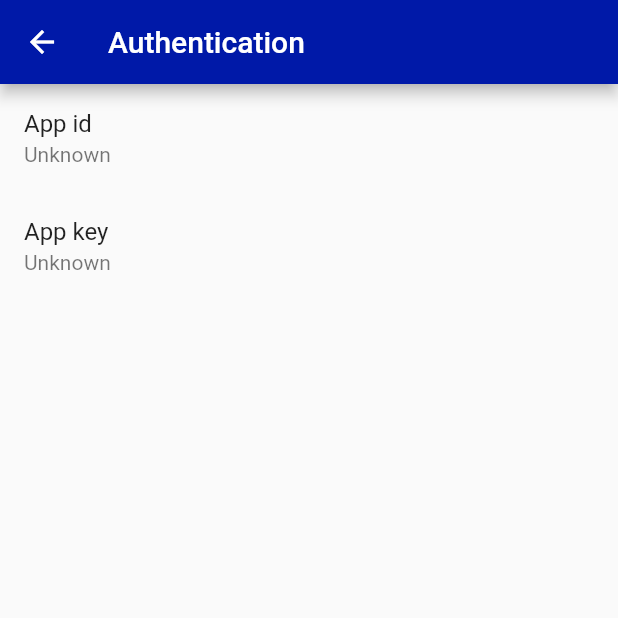
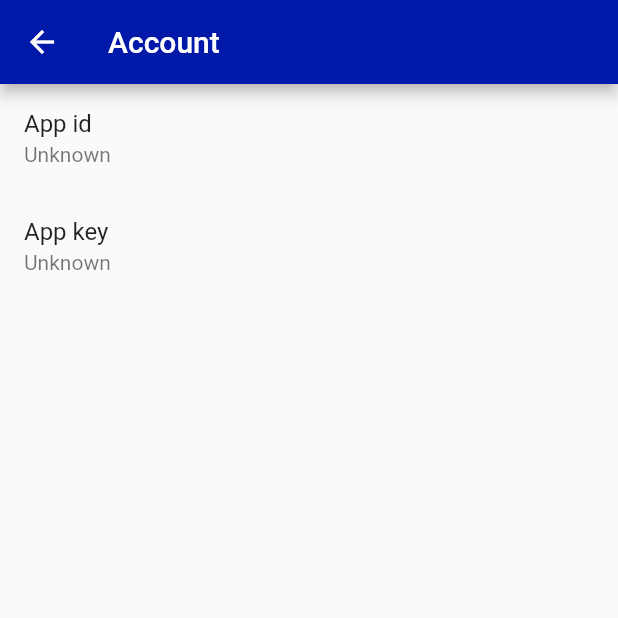
Before and after one commit to tnc1997/tfl-api-explorer, a Flutter app: the SettingsAccountPage screen opened directly, on a phone screen of 412 x 824 dp, the top half of it. Run offline on Flutter 3.47's test engine with Material 2 defaults, Android fonts, the light colour scheme and no system bars; our stand-ins replace package_info, shared_preferences; missing offline and left inert: tfl_api_client; accounts and stored records are empty.

Commit message:
refactor: settings account page title

```diff
--- a/lib/pages/settings_account_page.dart
+++ b/lib/pages/settings_account_page.dart
@@ -16,7 +16,7 @@ class _SettingsAccountPageState extends State<SettingsAccountPage> {
   Widget build(BuildContext context) {
     return Scaffold(
       appBar: AppBar(
-        title: Text('Authentication'),
+        title: Text('Account'),
       ),
       body: CircularProgressIndicatorFutureBuilder<SharedPreferences>(
         future: SharedPreferences.getInstance(),
```
